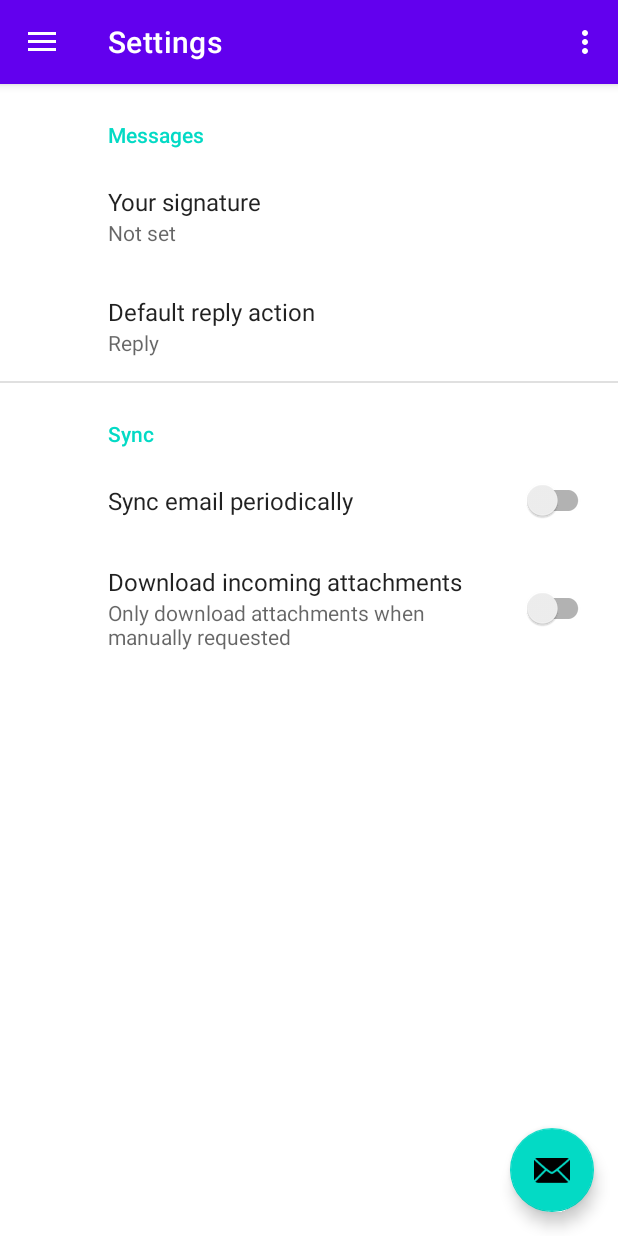
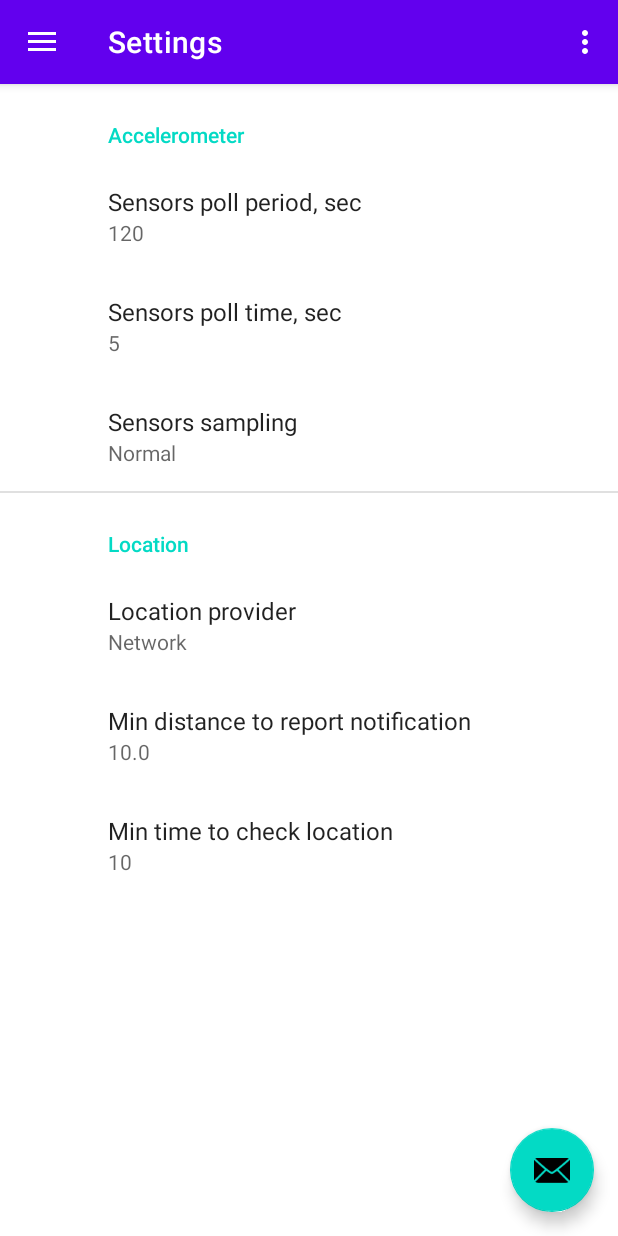
Before and after one commit to mpashka/papa-helper, an Android app: the screen it shows after launch (MainActivity), in the side drawer, after a tap on "Settings", on a phone screen of 412 x 824 dp. Run offline under Robolectric (Android 15) with nearby library versions, the phone set to English and light mode, and no system bars; our stand-ins replace Timber, androidx.preference, navigation-ui; 9 statements that could not run were skipped.

Commit message:
Services

```diff
--- a/app/build.gradle
+++ b/app/build.gradle
@@ -38,6 +38,7 @@ dependencies {
     implementation 'androidx.navigation:navigation-ui:2.2.2'
     implementation 'androidx.lifecycle:lifecycle-livedata-ktx:2.2.0'
     implementation 'androidx.lifecycle:lifecycle-viewmodel-ktx:2.2.0'
+    implementation 'androidx.work:work-runtime:2.3.4'
     testImplementation 'junit:junit:4.+'
     androidTestImplementation 'androidx.test.ext:junit:1.1.1'
     androidTestImplementation 'androidx.test.espresso:espresso-core:3.2.0'
--- a/app/src/main/java/org/mpashka/findme/AutoStarter.java
+++ b/app/src/main/java/org/mpashka/findme/AutoStarter.java
@@ -3,7 +3,6 @@ package org.mpashka.findme;
 import android.content.BroadcastReceiver;
 import android.content.Context;
 import android.content.Intent;
-import android.util.Log;
 
 import androidx.core.os.UserManagerCompat;
 
@@ -17,6 +16,6 @@ public class AutoStarter extends BroadcastReceiver {
         if (!Intent.ACTION_LOCKED_BOOT_COMPLETED.equals(action)) {
             return;
         }
-        context.startService(new Intent(context, MyService.class));
+        MyWorkManager.getInstance().scheduleCheck(context);
     }
 }
--- a/app/src/main/java/org/mpashka/findme/MainActivity.java
+++ b/app/src/main/java/org/mpashka/findme/MainActivity.java
@@ -45,6 +45,8 @@ public class MainActivity extends AppCompatActivity {
         NavController navController = Navigation.findNavController(this, R.id.nav_host_fragment);
         NavigationUI.setupActionBarWithNavController(this, navController, mAppBarConfiguration);
         NavigationUI.setupWithNavController(navigationView, navController);
+
+        MyWorkManager.getInstance().scheduleCheck(this);
     }
 
     @Override
--- a/app/src/main/java/org/mpashka/findme/MyApplication.java
+++ b/app/src/main/java/org/mpashka/findme/MyApplication.java
@@ -10,7 +10,9 @@ public class MyApplication extends Application {
     public void onCreate() {
         super.onCreate();
         Timber.plant(new Timber.DebugTree());
-        Timber.tag("findme");
+//        Timber.tag("findme");
         Timber.d("Application start. Debug:%s", BuildConfig.DEBUG);
+
+        MyWorkManager.getInstance().scheduleCheck(this);
     }
 }
--- /dev/null
+++ b/app/src/main/java/org/mpashka/findme/MyWorkManager.java
@@ -0,0 +1,123 @@
+package org.mpashka.findme;
+
+import android.content.Context;
+import android.content.Intent;
+import android.content.SharedPreferences;
+
+import androidx.annotation.NonNull;
+import androidx.work.ExistingPeriodicWorkPolicy;
+import androidx.work.PeriodicWorkRequest;
+import androidx.work.WorkManager;
+import androidx.work.Worker;
+import androidx.work.WorkerParameters;
+
+import java.time.Duration;
+import java.time.temporal.ChronoUnit;
+
+import timber.log.Timber;
+
+public class MyWorkManager {
+    public static final String RESTART_SERVICE = "_restart";
+    public static final String ACCELEROMETER_SERVICE = "_accelerometer";
+    public static final String SETTINGS_NAME = "org.mpashka.findme_preferences";
+    public static final String SETTINGS_ACTION = "reload_settings";
+
+    private static final MyWorkManager INSTANCE = new MyWorkManager();
+
+
+    public static class RestartWorker extends Worker {
+        public RestartWorker(@NonNull Context appContext, @NonNull WorkerParameters workerParams) {
+            super(appContext, workerParams);
+        }
+
+        @NonNull
+        @Override
+        public Result doWork() {
+            Timber.d("RestartWorker::doWork()");
+            getInstance().startLocationService(getApplicationContext(), false);
+            return Result.success();
+        }
+    }
+
+    public static class StartAccelerometerWorker extends Worker {
+        public StartAccelerometerWorker(@NonNull Context appContext, @NonNull WorkerParameters workerParams) {
+            super(appContext, workerParams);
+        }
+
+        @NonNull
+        @Override
+        public Result doWork() {
+            Timber.d("StartAccelerometerWorker::doWork()");
+            getInstance().startAccelerometerService(getApplicationContext());
+            return Result.success();
+        }
+    }
+
+    public static MyWorkManager getInstance() {
+        return INSTANCE;
+    }
+
+    /**
+     * Starts work manager if necessary
+     * @param context
+     */
+    public void scheduleCheck(Context context) {
+        try {
+            doScheduleCheck(context);
+        } catch (Exception e) {
+            Timber.e(e, "Error scheduleCheck()");
+        }
+    }
+
+    private void doScheduleCheck(Context context) {
+        Timber.d("scheduleCheck");
+        Context deviceContext = context.createDeviceProtectedStorageContext();
+        WorkManager workManager = WorkManager.getInstance(deviceContext);
+        /*Operation enqueue = */
+        int restartCheck = context.getResources().getInteger(R.integer.restart_check);
+        workManager.enqueueUniquePeriodicWork(context.getString(R.string.app_id) + RESTART_SERVICE, ExistingPeriodicWorkPolicy.KEEP,
+                new PeriodicWorkRequest.Builder(RestartWorker.class, Duration.of(restartCheck, ChronoUnit.SECONDS)).build());
+
+        rescheduleAccelerometerCheck(deviceContext, false);
+    }
+
+    public void rescheduleAccelerometerCheck(Context context) {
+        try {
+            doRescheduleAccelerometerCheck(context);
+        } catch (Exception e) {
+            Timber.e(e, "Error rescheduleAccelerometerCheck()");
+        }
+    }
+
+    private void doRescheduleAccelerometerCheck(Context context) {
+        Context deviceContext = context.createDeviceProtectedStorageContext();
+        rescheduleAccelerometerCheck(deviceContext, true);
+    }
+
+    private void rescheduleAccelerometerCheck(Context deviceContext, boolean restart) {
+        WorkManager workManager = WorkManager.getInstance(deviceContext);
+        SharedPreferences devicePreferences = deviceContext.getSharedPreferences(MyWorkManager.SETTINGS_NAME, Context.MODE_PRIVATE);
+        int pollPeriodSec = devicePreferences.getInt(deviceContext.getString(R.string.poll_period_id), deviceContext.getResources().getInteger(R.integer.poll_period_default));
+        workManager.enqueueUniquePeriodicWork(deviceContext.getString(R.string.app_id) + ACCELEROMETER_SERVICE,
+                restart ? ExistingPeriodicWorkPolicy.REPLACE : ExistingPeriodicWorkPolicy.KEEP,
+                new PeriodicWorkRequest.Builder(StartAccelerometerWorker.class, Duration.of(pollPeriodSec, ChronoUnit.SECONDS)).build());
+    }
+
+    public void restartLocationService(Context context) {
+        startLocationService(context, true);
+    }
+
+    private void startLocationService(Context context, boolean reload) {
+        Timber.d("startLocationService()");
+        Intent service = new Intent(context, MyLocationService.class);
+        if (reload) {
+            service.putExtra(SETTINGS_ACTION, true);
+        }
+        context.startService(service);
+    }
+
+    public void startAccelerometerService(Context context) {
+        Timber.d("startAccelerometerService()");
+        context.startService(new Intent(context, MyAccelerometerService.class));
+    }
+}
--- a/app/src/main/java/org/mpashka/findme/ui/settings/SettingsFragment.java
+++ b/app/src/main/java/org/mpashka/findme/ui/settings/SettingsFragment.java
@@ -1,14 +1,73 @@
 package org.mpashka.findme.ui.settings;
 
+import android.content.SharedPreferences;
 import android.os.Bundle;
 
+import androidx.preference.EditTextPreference;
+import androidx.preference.Preference;
 import androidx.preference.PreferenceFragmentCompat;
+import androidx.preference.PreferenceManager;
+import androidx.work.WorkManager;
 
+import org.mpashka.findme.MyWorkManager;
 import org.mpashka.findme.R;
 
-public class SettingsFragment extends PreferenceFragmentCompat {
+import timber.log.Timber;
+
+public class SettingsFragment extends PreferenceFragmentCompat implements SharedPreferences.OnSharedPreferenceChangeListener {
     @Override
     public void onCreatePreferences(Bundle savedInstanceState, String rootKey) {
+        PreferenceManager preferenceManager = getPreferenceManager();
+        preferenceManager.setStorageDeviceProtected();
+        preferenceManager.setSharedPreferencesName(MyWorkManager.SETTINGS_NAME);
         setPreferencesFromResource(R.xml.root_preferences, rootKey);
     }
+
+    public void onResume() {
+        super.onResume();
+        Timber.d("Fragment1 onResume");
+        getPreferenceScreen().getSharedPreferences().registerOnSharedPreferenceChangeListener(this);
+    }
+
+    public void onPause() {
+        super.onPause();
+        Timber.d("Fragment1 onPause");
+        getPreferenceScreen().getSharedPreferences().unregisterOnSharedPreferenceChangeListener(this);
+    }
+
+    @Override
+    public void onSharedPreferenceChanged(SharedPreferences sharedPreferences, String key) {
+        if (key.equals(getString(R.string.poll_period_id))) {
+            MyWorkManager.getInstance().rescheduleAccelerometerCheck(getContext());
+        } else if (key.startsWith("location")) {
+            MyWorkManager.getInstance().restartLocationService(getContext());
+        }
+    }
+
+/*
+    public void onStart() {
+        super.onStart();
+        Timber.d("Fragment1 onStart");
+    }
+
+    public void onStop() {
+        super.onStop();
+        Timber.d("Fragment1 onStop");
+    }
+
+    public void onDestroyView() {
+        super.onDestroyView();
+        Timber.d("Fragment1 onDestroyView");
+    }
+
+    public void onDestroy() {
+        super.onDestroy();
+        Timber.d("Fragment1 onDestroy");
+    }
+
+    public void onDetach() {
+        super.onDetach();
+        Timber.d("Fragment1 onDetach");
+    }
+*/
 }
--- a/app/src/main/res/navigation/mobile_navigation.xml
+++ b/app/src/main/res/navigation/mobile_navigation.xml
@@ -26,7 +26,5 @@
     <fragment
         android:id="@+id/nav_settings"
         android:name="org.mpashka.findme.ui.settings.SettingsFragment"
-        android:label="@string/menu_settings"
-        />
-<!--    tools:layout="@layout/fragment_settings" -->
+        android:label="@string/menu_settings"/>
 </navigation>
--- /dev/null
+++ b/app/src/main/res/values/settings.xml
@@ -0,0 +1,58 @@
+<?xml version="1.0" encoding="utf-8"?>
+<resources>
+    <integer name="restart_check">120</integer>
+
+    <string name="poll_section">Accelerometer</string>
+    <string name="poll_period_id">poll_period_id</string>
+    <string name="poll_period_title">Sensors poll period, sec</string>
+    <integer name="poll_period_default">120</integer>
+    <string name="poll_time_id">poll_time_id</string>
+    <string name="poll_time_title">Sensors poll time, sec</string>
+    <integer name="poll_time_default">5</integer>
+
+    <string name="poll_sampling_id">poll_sampling_id</string>
+    <string name="poll_sampling_title">Sensors sampling</string>
+    <integer name="poll_sampling_default">3</integer>
+    <string-array name="poll_sampling_entries">
+        <item>Fastest</item>
+        <item>Game</item>
+        <item>UI</item>
+        <item>Normal</item>
+        <item>Off</item>
+    </string-array>
+
+    <string-array name="poll_sampling_values">
+        <item>0</item>
+        <item>1</item>
+        <item>2</item>
+        <item>3</item>
+        <item>1000</item>
+    </string-array>
+
+    <string name="location_section">Location</string>
+    <string name="location_id">location_id</string>
+    <string name="location_title">Location provider</string>
+    <string name="location_default">network</string>
+    <string-array name="location_entries">
+        <item>Fused</item>
+        <item>GPS</item>
+        <item>Network</item>
+        <item>Passive</item>
+        <item>Off</item>
+    </string-array>
+
+    <string-array name="location_values">
+        <item>fused</item>
+        <item>gps</item>
+        <item>network</item>
+        <item>passive</item>
+    </string-array>
+
+    <string name="location_min_distance_id">location_min_distance_id</string>
+    <string name="location_min_distance_title">Min distance to report notification</string>
+    <item name="location_min_distance_default" type="dimen" format="float">10</item>
+    <string name="location_time_id">location_time_id</string>
+    <string name="location_time_title">Min time to check location</string>
+    <integer name="location_time_default">10</integer>
+
+</resources>
--- a/app/src/main/res/values/strings.xml
+++ b/app/src/main/res/values/strings.xml
@@ -1,13 +1,12 @@
 <resources>
+    <string name="app_id">org.mpashka.findme</string>
     <string name="app_name">My Application</string>
     <string name="title_activity_settings">SettingsActivity</string>
 
     <!-- Preference Titles -->
-    <string name="messages_header">Messages</string>
     <string name="sync_header">Sync</string>
 
     <!-- Messages Preferences -->
-    <string name="signature_title">Your signature</string>
     <string name="reply_title">Default reply action</string>
 
     <!-- Sync Preferences -->
--- a/app/src/main/res/xml/root_preferences.xml
+++ b/app/src/main/res/xml/root_preferences.xml
@@ -1,35 +1,53 @@
-<PreferenceScreen xmlns:app="http://schemas.android.com/apk/res-auto">
+<PreferenceScreen xmlns:app="http://schemas.android.com/apk/res-auto"
+    xmlns:android="http://schemas.android.com/apk/res/android">
 
-    <PreferenceCategory app:title="@string/messages_header">
+    <PreferenceCategory app:title="@string/poll_section">
 
         <EditTextPreference
-            app:key="signature"
-            app:title="@string/signature_title"
-            app:useSimpleSummaryProvider="true" />
+            app:key="@string/poll_period_id"
+            app:title="@string/poll_period_title"
+            android:inputType="number"
+            app:useSimpleSummaryProvider="true"
+            app:defaultValue="@integer/poll_period_default"/>
+
+        <EditTextPreference
+            app:key="@string/poll_time_id"
+            app:title="@string/poll_time_title"
+            android:inputType="number"
+            app:useSimpleSummaryProvider="true"
+            app:defaultValue="@integer/poll_time_default"/>
 
         <ListPreference
-            app:defaultValue="reply"
-            app:entries="@array/reply_entries"
-            app:entryValues="@array/reply_values"
-            app:key="reply"
-            app:title="@string/reply_title"
+            app:key="@string/poll_sampling_id"
+            app:defaultValue="@integer/poll_sampling_default"
+            app:entries="@array/poll_sampling_entries"
+            app:entryValues="@array/poll_sampling_values"
+            app:title="@string/poll_sampling_title"
             app:useSimpleSummaryProvider="true" />
 
     </PreferenceCategory>
 
-    <PreferenceCategory app:title="@string/sync_header">
+    <PreferenceCategory app:title="@string/location_section">
+        <ListPreference
+            app:key="@string/location_id"
+            app:defaultValue="@string/location_default"
+            app:entries="@array/location_entries"
+            app:entryValues="@array/location_values"
+            app:title="@string/location_title"
+            app:useSimpleSummaryProvider="true" />
 
-        <SwitchPreferenceCompat
-            app:key="sync"
-            app:title="@string/sync_title" />
+        <EditTextPreference
+            app:key="@string/location_min_distance_id"
+            app:title="@string/location_min_distance_title"
+            android:inputType="numberDecimal"
+            app:useSimpleSummaryProvider="true"
+            app:defaultValue="@dimen/location_min_distance_default"/>
 
-        <SwitchPreferenceCompat
-            app:dependency="sync"
-            app:key="attachment"
-            app:summaryOff="@string/attachment_summary_off"
-            app:summaryOn="@string/attachment_summary_on"
-            app:title="@string/attachment_title" />
-
+        <EditTextPreference
+            app:key="@string/location_time_id"
+            app:title="@string/location_time_title"
+            android:inputType="number"
+            app:useSimpleSummaryProvider="true"
+            app:defaultValue="@integer/location_time_default"/>
     </PreferenceCategory>
-
 </PreferenceScreen>
```
Also changed, not shown: app/src/main/AndroidManifest.xml (+6 -1 lines), app/src/main/java/org/mpashka/findme/MyAccelerometerService.java (added, +111 -0 lines), app/src/main/java/org/mpashka/findme/MyLocationService.java (added, +98 -0 lines), app/src/main/java/org/mpashka/findme/MyService.java (deleted, +0 -38 lines), app/src/main/res/layout/fragment_settings.xml (deleted, +0 -14 lines).
